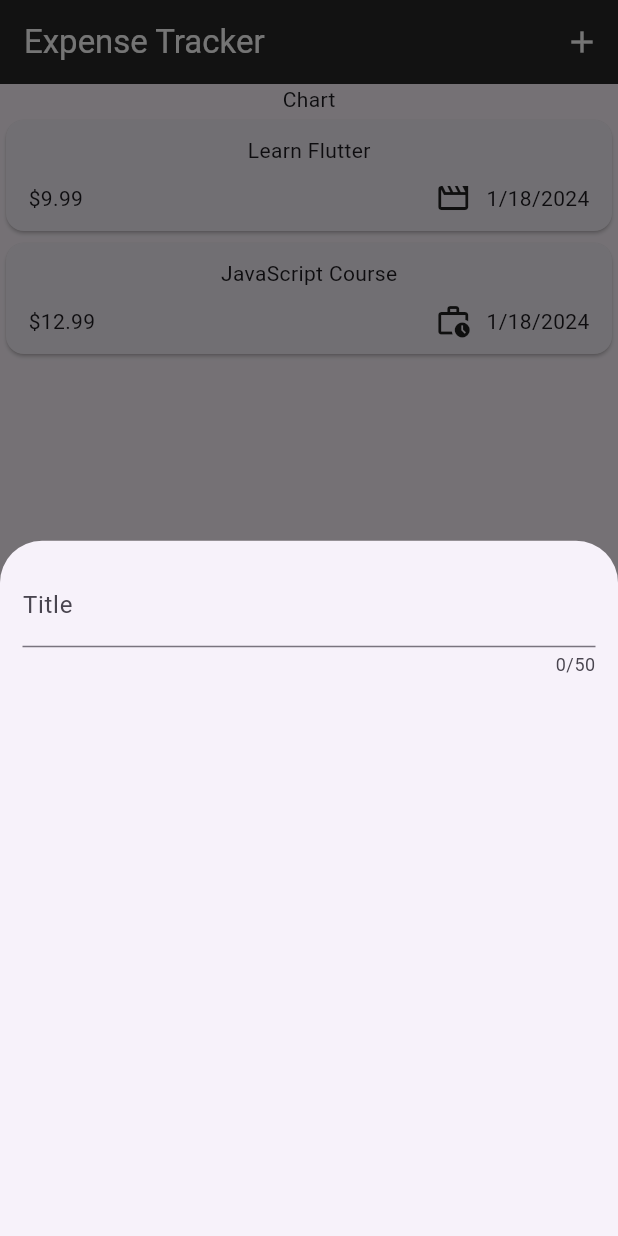
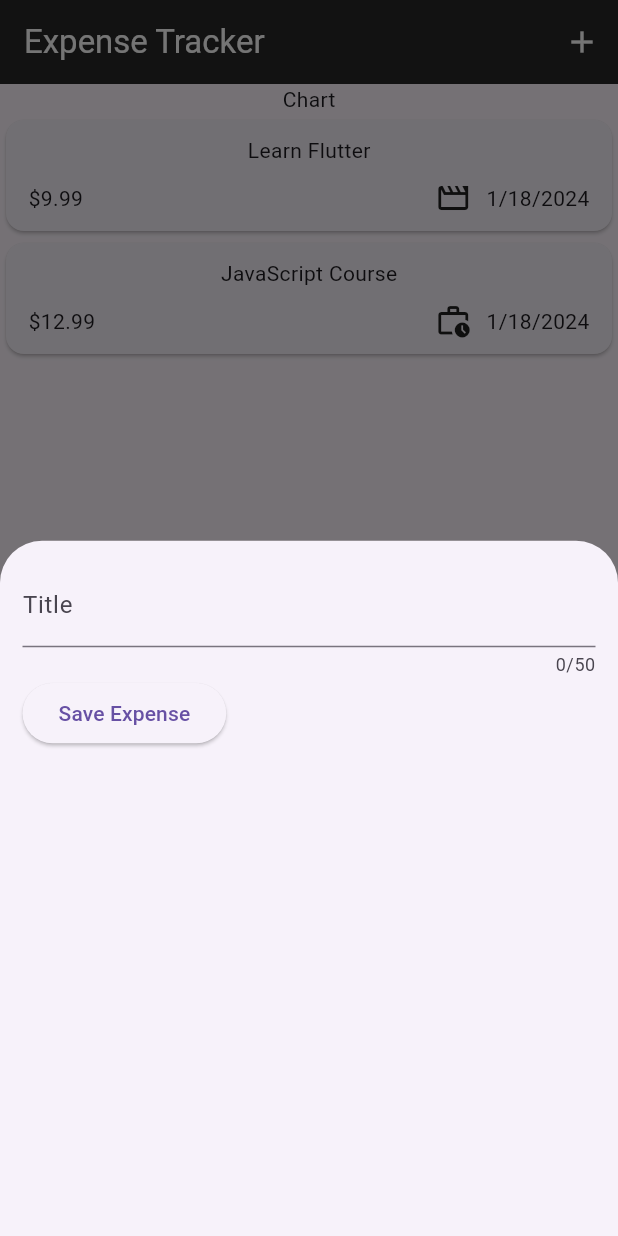
Before and after one commit to carlsantos-mkii/expense-tracker, a Flutter app: the screen it shows after launch, after a tap on the "add" icon, on a phone screen of 412 x 824 dp. Run offline on Flutter 3.47's test engine with Material 3 defaults, Android fonts, the phone set to English and light mode, and no system bars.

Commit message:
Getting users input

```diff
--- a/lib/widgets/new_expense.dart
+++ b/lib/widgets/new_expense.dart
@@ -10,18 +10,33 @@ class NewExpense extends StatefulWidget {
 }
 
 class _NewExpenseState extends State<NewExpense> {
+  var _enteredTitle = '';
+
+  void _saveTitleInput(String inputValue) {
+    _enteredTitle = inputValue;
+  }
+
 	@override
 	Widget build(BuildContext context) {
-		return const Padding(
-			padding: EdgeInsets.all(15),
+		return Padding(
+			padding: const EdgeInsets.all(15),
 			child: Column(
 				children: [
 					TextField(
+            onChanged: _saveTitleInput,
 						maxLength: 50,
-						decoration: InputDecoration(
+						decoration: const InputDecoration(
 							label: Text('Title'),
 						),
 					),
+          Row(children: [
+            ElevatedButton(
+              onPressed: () {
+                print(_enteredTitle);
+              },
+              child: const Text('Save Expense'),
+              )
+          ],)
 				],
 			)
 
```
